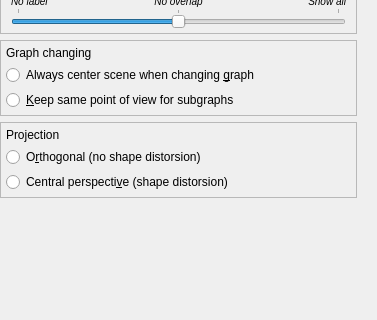
Before: the Qt Designer form library/tulip-gui/designer/SceneConfigWidget.ui in Tulip-Dev/tulip, drawn with Qt 5; both pictures show x 0 to 377 and y 385 to 705 of the 377 by 705 pixel window.
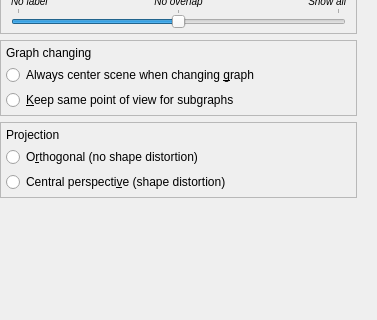
After: the same form once the commit is applied. Custom widgets are drawn as their Qt base class.

What changed in the file:
```diff
--- a/library/tulip-gui/designer/SceneConfigWidget.ui
+++ b/library/tulip-gui/designer/SceneConfigWidget.ui
@@ -1028,7 +1028,7 @@
                <string>Parallel lines are preserved.</string>
               </property>
               <property name="text">
-               <string>O&amp;rthogonal (no shape distorsion)</string>
+               <string>O&amp;rthogonal (no shape distortion)</string>
               </property>
               <attribute name="buttonGroup">
                <string notr="true">buttonGroup</string>
@@ -1041,7 +1041,7 @@
                <string>&lt;p&gt;As in the human view perception,&lt;br/&gt;parallel lines are not necessarily represented as parallel&lt;br/&gt;and closer the nodes are, the bigger they are represented.&lt;/p&gt;</string>
               </property>
               <property name="text">
-               <string>Central perspecti&amp;ve (shape distorsion)</string>
+               <string>Central perspecti&amp;ve (shape distortion)</string>
               </property>
               <attribute name="buttonGroup">
                <string notr="true">buttonGroup</string>
```
